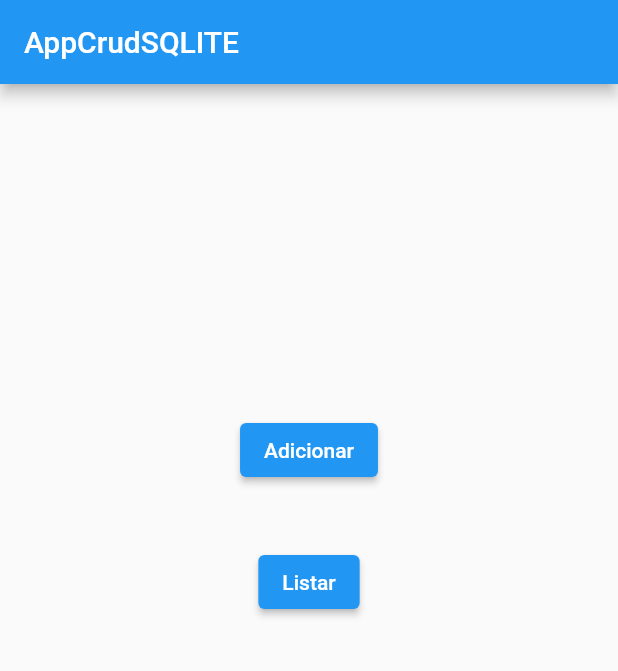
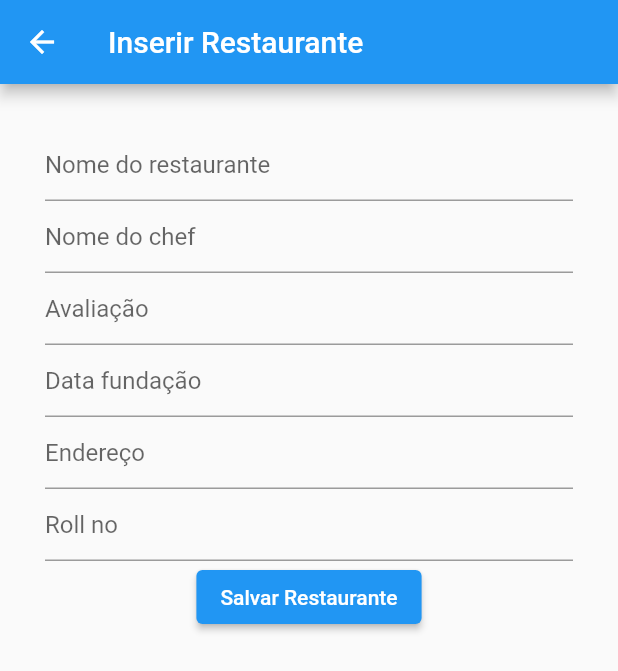
Before and after one commit to gabrielsantos578/Tenicas_Avancadas_de_Progracao_Web_e_Mobile, a Flutter app: the screen it shows after launch, after a tap on "Adicionar", on a phone screen of 412 x 824 dp. Shown: the top 671 px of the screen. Run offline on Flutter 3.47's test engine with Material 2 defaults, Android fonts, the phone set to English and light mode, and no system bars; our stand-ins replace sqflite; accounts and stored records are empty.

Commit message:
AWMPT - Atualização da Aula 12/09

```diff
--- a/09 - September/appcrudsqlite/lib/data/dbRestaurante.dart
+++ b/09 - September/appcrudsqlite/lib/data/dbRestaurante.dart
@@ -30,7 +30,7 @@ class MyDb {
 
                         chef varchar(100) not null,
 
-                        avalizacao numeric(2,1) not null,
+                        avaliacao numeric(2,1) not null,
 
                         dataFundacao varchar(11) not null,
 
--- a/09 - September/appcrudsqlite/lib/main.dart
+++ b/09 - September/appcrudsqlite/lib/main.dart
@@ -35,12 +35,10 @@ class _HomeState extends State<Home> {
           SizedBox(height: 200),
           ElevatedButton(
             onPressed: () {
-              /*
               Navigator.push(context,
                   MaterialPageRoute(builder: (BuildContext context) {
-                return AddRestaurantes();
+                return Add();
               }));
-              */
             },
             child: Text("Adicionar"),
           ),
--- a/09 - September/appcrudsqlite/lib/screens/add.dart
+++ b/09 - September/appcrudsqlite/lib/screens/add.dart
@@ -0,0 +1,114 @@
+import 'package:flutter/material.dart';
+import 'package:appcrudsqlite/data/dbRestaurante.dart';
+
+class Add extends StatefulWidget {
+  @override
+  State<StatefulWidget> createState() {
+    return _Add();
+  }
+}
+
+class _Add extends State<Add> {
+  TextEditingController nome = TextEditingController();
+
+  TextEditingController chef = TextEditingController();
+
+  TextEditingController avaliacao = TextEditingController();
+
+  TextEditingController dataFundacao = TextEditingController();
+
+  TextEditingController endereco = TextEditingController();
+
+  TextEditingController roll_no = TextEditingController();
+
+  //test editing controllers for form
+
+  MyDb mydb = MyDb(); //mydb new object from db.dart
+
+  @override
+  void initState() {
+    mydb.open(); //initilization database
+
+    super.initState();
+  }
+
+  @override
+  Widget build(BuildContext context) {
+    return Scaffold(
+        appBar: AppBar(
+          title: Text("Inserir Restaurante"),
+        ),
+        body: Container(
+          padding: EdgeInsets.all(30),
+          child: Column(
+            children: [
+              TextField(
+                controller: nome,
+                decoration: const InputDecoration(
+                  hintText: "Nome do restaurante",
+                ),
+              ),
+              TextField(
+                controller: chef,
+                decoration: const InputDecoration(
+                  hintText: "Nome do chef",
+                ),
+              ),
+              TextField(
+                controller: avaliacao,
+                decoration: const InputDecoration(
+                  hintText: "Avaliação",
+                ),
+              ),
+              TextField(
+                controller: dataFundacao,
+                decoration: const InputDecoration(
+                  hintText: "Data fundação",
+                ),
+              ),
+              TextField(
+                controller: endereco,
+                decoration: const InputDecoration(
+                  hintText: "Endereço",
+                ),
+              ),
+              TextField(
+                controller: roll_no,
+                decoration: const InputDecoration(
+                  hintText: "Roll no",
+                ),
+              ),
+              ElevatedButton(
+                  onPressed: () {
+                    mydb.db.rawInsert(
+                        "INSERT INTO restaurante(nome, chef, avaliacao, dataFundacao, endereco, roll_no) VALUES (?, ?, ?, ?, ?, ?);",
+                        [
+                          nome.text,
+                          chef.text,
+                          avaliacao.text,
+                          dataFundacao.text,
+                          endereco.text,
+                          roll_no.text
+                        ]); //add student from form to database
+
+                    ScaffoldMessenger.of(context).showSnackBar(
+                        SnackBar(content: Text("Restaurante Cadastrado")));
+
+                    nome.text = "";
+
+                    chef.text = "";
+
+                    avaliacao.text = "";
+
+                    dataFundacao.text = "";
+
+                    endereco.text = "";
+
+                    roll_no.text = "";
+                  },
+                  child: Text("Salvar Restaurante")),
+            ],
+          ),
+        ));
+  }
+}
```
